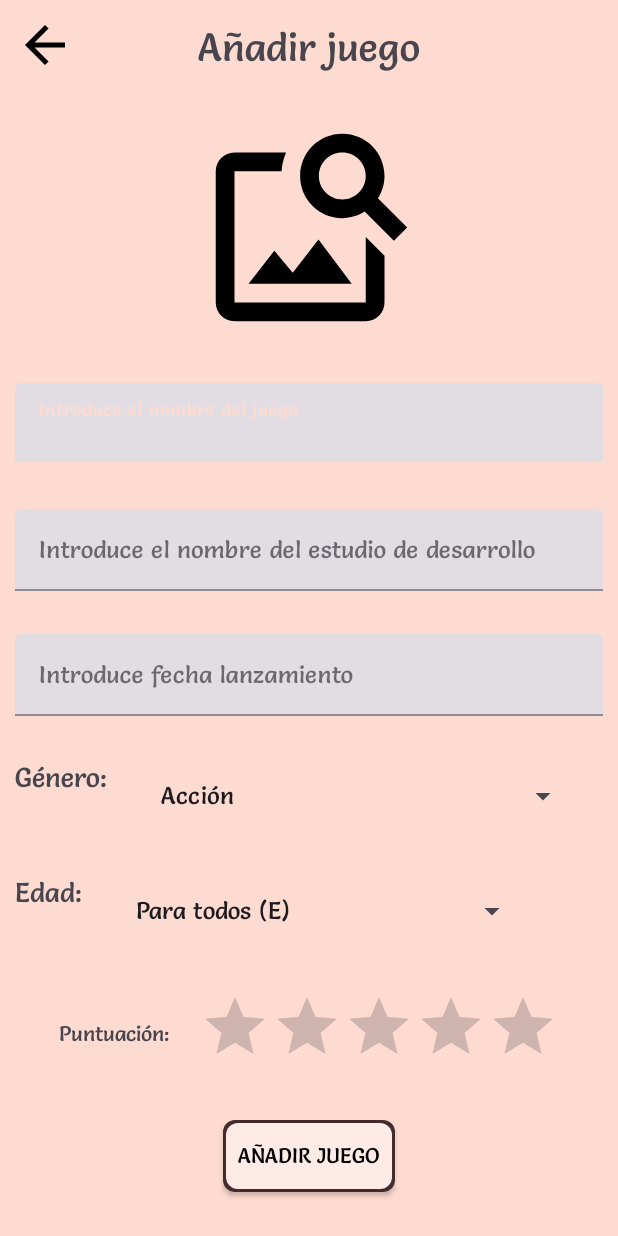
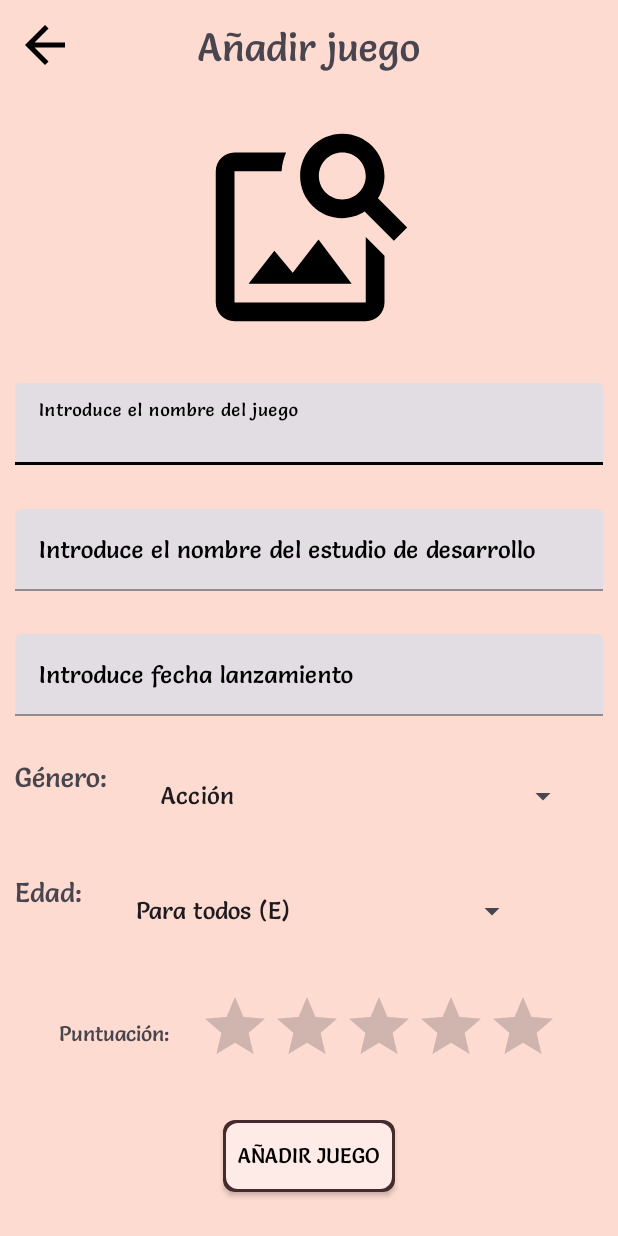
Before and after one commit to JoseJimenezGonzalez/2TDAM_AD_JOSE_JIMENEZ_GONZALEZ_CRUD_FIREBASE, an Android app: the CrearJuegoActivity screen opened directly, with no data from a screen before it, on a phone screen of 412 x 824 dp. Run offline under Robolectric (Android 15) with nearby library versions, the phone set to English and light mode, and no system bars; our stand-ins replace Dagger/Hilt's generated code, Firebase (no records; nobody signed in at launch, a user with empty details on screens opened directly).

Commit message:
commit ok

```diff
--- a/app/src/main/res/layout/activity_crear_juego.xml
+++ b/app/src/main/res/layout/activity_crear_juego.xml
@@ -51,12 +51,15 @@
         android:layout_height="wrap_content"
         android:hint="Introduce el nombre del juego"
         android:layout_marginLeft="10dp"
-        android:layout_marginRight="10dp">
+        android:layout_marginRight="10dp"
+        android:textColorHint="@color/black"
+        app:hintTextColor="@color/black">
         <com.google.android.material.textfield.TextInputEditText
             android:id="@+id/tietNombreJuego"
             android:layout_width="match_parent"
             android:layout_height="wrap_content"
-            android:inputType="text">
+            android:inputType="text"
+            android:textColor="@color/black">
         </com.google.android.material.textfield.TextInputEditText>
     </com.google.android.material.textfield.TextInputLayout>
 
@@ -71,12 +74,15 @@
         android:layout_height="wrap_content"
         android:hint="Introduce el nombre del estudio de desarrollo"
         android:layout_marginLeft="10dp"
-        android:layout_marginRight="10dp">
+        android:layout_marginRight="10dp"
+        android:textColorHint="@color/black"
+        app:hintTextColor="@color/black">
         <com.google.android.material.textfield.TextInputEditText
             android:id="@+id/tietNombreEstudio"
             android:layout_width="match_parent"
             android:layout_height="wrap_content"
-            android:inputType="text">
+            android:inputType="text"
+            android:textColor="@color/black">
         </com.google.android.material.textfield.TextInputEditText>
     </com.google.android.material.textfield.TextInputLayout>
 
@@ -91,13 +97,14 @@
         android:layout_height="wrap_content"
         android:hint="Introduce fecha lanzamiento"
         android:layout_marginLeft="10dp"
-        android:layout_marginRight="10dp">
+        android:layout_marginRight="10dp"
+        android:textColorHint="@color/black">
         <com.google.android.material.textfield.TextInputEditText
             android:id="@+id/tietFechaLanzamiento"
             android:layout_width="match_parent"
             android:layout_height="wrap_content"
             android:inputType="date"
-            android:focusable="false" >
+            android:focusable="false">
         </com.google.android.material.textfield.TextInputEditText>
     </com.google.android.material.textfield.TextInputLayout>
 
--- a/app/src/main/res/values/themes.xml
+++ b/app/src/main/res/values/themes.xml
@@ -3,8 +3,7 @@
     <style name="Base.Theme.Accesodatos" parent="Theme.Material3.DayNight.NoActionBar">
         <!-- Customize your light theme here. -->
         <item name="android:fontFamily">@font/salsa_regular</item>
-        <item name="colorPrimary">@color/color_primary</item>
+        <item name="colorPrimary">@color/black</item>
     </style>
-
     <style name="Theme.Accesodatos" parent="Base.Theme.Accesodatos" />
 </resources>
```
Also changed, not shown: app/src/main/res/layout/activity_editar_juego.xml (+9 -3 lines).
